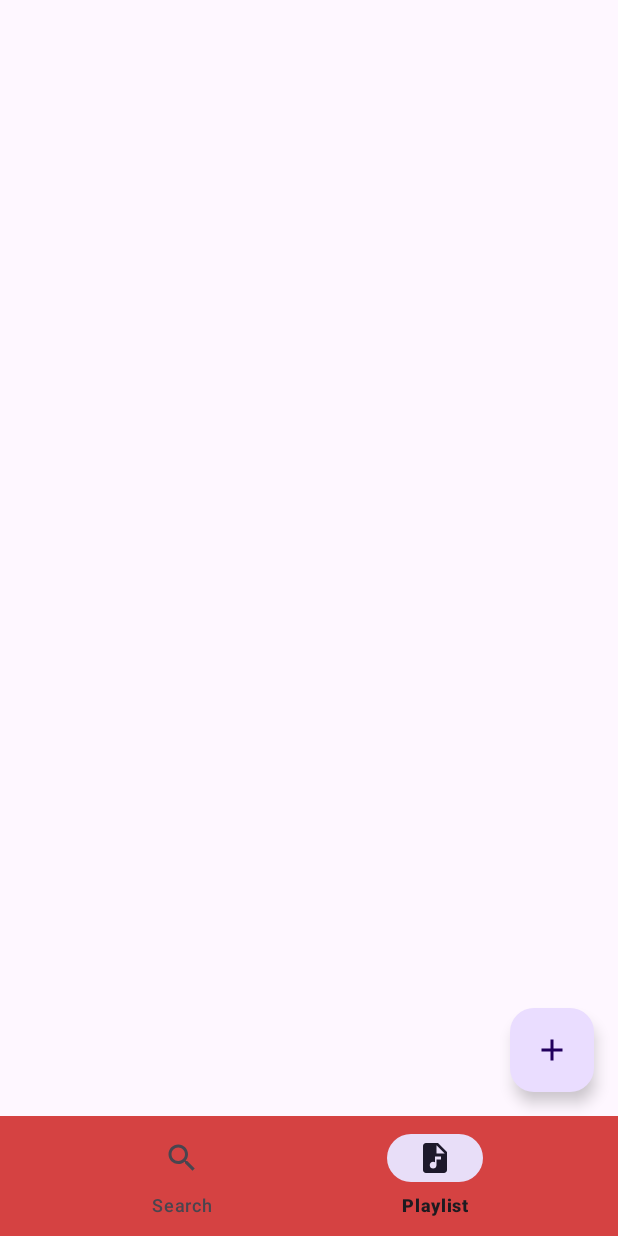
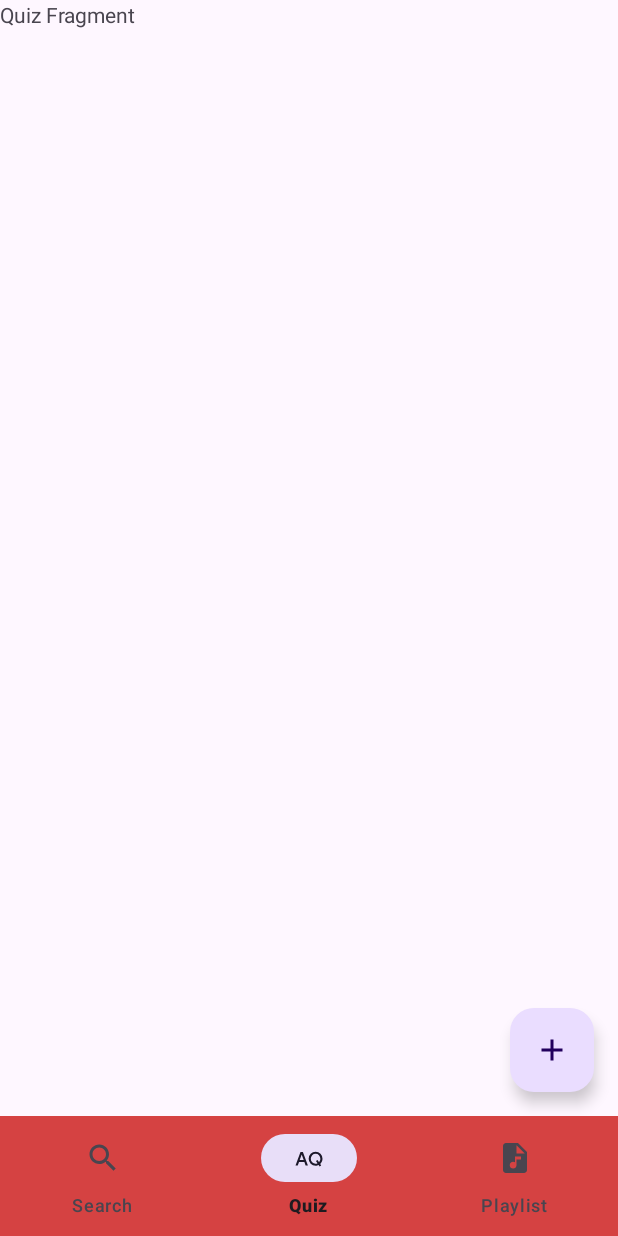
Before and after one commit to AntonHarzhanau/Mobile-Quiz, an Android app: the screen it shows after launch (MainActivity), item 2 of the bottom bar chosen, on a phone screen of 412 x 824 dp. Run offline under Robolectric (Android 15) with nearby library versions, the phone set to English and light mode, and no system bars; our stand-ins replace Room's generated code, Timber, navigation-ui; pictures from the network do not load.

Commit message:
added quiz btn, db

```diff
--- a/app/src/main/java/com/example/musicalquizz/db/AppDatabase.kt
+++ b/app/src/main/java/com/example/musicalquizz/db/AppDatabase.kt
@@ -6,16 +6,19 @@ import androidx.room.Room
 import androidx.room.RoomDatabase
 import com.example.musicalquizz.db.dao.PlaylistDao
 import com.example.musicalquizz.db.dao.PlaylistTrackDao
+import com.example.musicalquizz.db.dao.QuizDao
 import com.example.musicalquizz.db.entities.PlaylistEntity
 import com.example.musicalquizz.db.entities.PlaylistTrackEntity
+import com.example.musicalquizz.db.entities.QuizEntity
 
 @Database(
-    entities = [PlaylistEntity::class, PlaylistTrackEntity::class],
+    entities = [PlaylistEntity::class, PlaylistTrackEntity::class, QuizEntity::class],
     version = 1
 )
 abstract class AppDatabase : RoomDatabase() {
     abstract fun playlistDao(): PlaylistDao
     abstract fun playlistTrackDao(): PlaylistTrackDao
+    abstract fun quizDao(): QuizDao
 
     companion object {
         // singleton Room database
--- /dev/null
+++ b/app/src/main/java/com/example/musicalquizz/db/dao/QuizDao.kt
@@ -0,0 +1,27 @@
+package com.example.musicalquizz.db.dao
+
+import androidx.lifecycle.LiveData
+import androidx.room.Dao
+import androidx.room.Delete
+import androidx.room.Insert
+import androidx.room.OnConflictStrategy
+import androidx.room.Query
+import com.example.musicalquizz.db.entities.QuizEntity
+
+@Dao
+interface QuizDao {
+    @Query("SELECT * FROM quizzes")
+    fun getAll(): LiveData<List<QuizEntity>>
+
+    @Insert(onConflict = OnConflictStrategy.ABORT)
+    suspend fun insert(quiz: QuizEntity): Long
+
+    @Delete
+    suspend fun delete(quiz: QuizEntity)
+
+    @Query("SELECT * FROM quizzes WHERE id = :id")
+    fun getById(id: Long): LiveData<QuizEntity?>
+
+    @Query("SELECT * FROM quizzes WHERE id = :id")
+    suspend fun getEntityById(id: Long): QuizEntity?
+}
--- /dev/null
+++ b/app/src/main/java/com/example/musicalquizz/db/repository/QuizRepository.kt
@@ -0,0 +1,19 @@
+package com.example.musicalquizz.db.repository
+
+import com.example.musicalquizz.db.dao.QuizDao
+import com.example.musicalquizz.db.entities.QuizEntity
+import com.example.musicalquizz.model.Quiz
+
+class QuizRepository(private val dao: QuizDao){
+    val quizzes = dao.getAll()
+
+    suspend fun createQuiz(entity: QuizEntity): Long =
+        dao.insert(entity)
+
+    suspend fun deleteQuiz(entity: QuizEntity) =
+        dao.delete(entity)
+
+    fun getQuizLive(id: Long) = dao.getById(id)
+
+    suspend fun getQuizEntity(id: Long) = dao.getEntityById(id)
+}
--- /dev/null
+++ b/app/src/main/java/com/example/musicalquizz/ui/fragments/CreateQuizFragment.java
@@ -0,0 +1,6 @@
+package com.example.musicalquizz.ui.fragments;
+
+import androidx.fragment.app.Fragment;
+
+public class CreateQuizFragment extends Fragment {
+}
--- /dev/null
+++ b/app/src/main/java/com/example/musicalquizz/ui/fragments/QuizDetailFragment.java
@@ -0,0 +1,6 @@
+package com.example.musicalquizz.ui.fragments;
+
+import androidx.fragment.app.Fragment;
+
+public class QuizDetailFragment extends Fragment {
+}
--- /dev/null
+++ b/app/src/main/java/com/example/musicalquizz/ui/fragments/QuizListFragment.kt
@@ -0,0 +1,77 @@
+package com.example.musicalquizz.ui.fragments
+
+import android.os.Bundle
+import android.view.LayoutInflater
+import android.view.View
+import android.view.ViewGroup
+import androidx.appcompat.app.AlertDialog
+import androidx.appcompat.widget.PopupMenu
+import androidx.fragment.app.Fragment
+import androidx.fragment.app.viewModels
+import androidx.navigation.fragment.findNavController
+import androidx.recyclerview.widget.GridLayoutManager
+import com.example.musicalquizz.R
+import com.example.musicalquizz.adapter.QuizAdapter
+import com.example.musicalquizz.databinding.FragmentQuizListBinding
+import com.example.musicalquizz.db.entities.QuizEntity
+import com.example.musicalquizz.viewmodel.QuizViewModel
+import kotlin.getValue
+
+class QuizListFragment : Fragment() {
+    private var _binding: FragmentQuizListBinding? = null
+    private val binding get() = _binding!!
+    private val vm: QuizViewModel by viewModels() // или activityViewModels()
+
+    override fun onCreateView(inflater: LayoutInflater, c: ViewGroup?, s: Bundle?) =
+        FragmentQuizListBinding.inflate(inflater, c, false).also { _binding = it }.root
+
+    override fun onViewCreated(view: View, savedInstanceState: Bundle?) {
+        super.onViewCreated(view, savedInstanceState)
+
+        // Поддержка GridLayoutManager spanCount = 2
+        binding.rvQuizzes.layoutManager = GridLayoutManager(requireContext(), 2)
+
+        vm.quizzes.observe(viewLifecycleOwner) { quizzes ->
+            binding.rvQuizzes.adapter = QuizAdapter(quizzes,
+                onClick = { quiz ->
+                    // навигация к деталям
+                    val action = QuizListFragmentDirections
+                        .actionQuizListFragmentToQuizDetailFragment(quiz.id)
+                    findNavController().navigate(action)
+                },
+                onLongClick = { view, quiz ->
+                    showPopupMenu(view, quiz)
+                }
+            )
+        }
+
+        binding.fabAddQuiz.setOnClickListener {
+            // открыть фрагмент/диалог создания квиза
+            findNavController().navigate(R.id.createQuizFragment)
+        }
+    }
+
+    private fun showPopupMenu(anchor: View, quiz: QuizEntity) {
+        PopupMenu(requireContext(), anchor).apply {
+            inflate(R.menu.menu_quiz_item) // с пунктом удалить
+            setOnMenuItemClickListener { menuItem ->
+                if (menuItem.itemId == R.id.action_delete_quiz) {
+                    AlertDialog.Builder(requireContext())
+                        .setTitle("Удалить квиз?")
+                        .setMessage("Вы уверены, что хотите удалить «${quiz.title}»?")
+                        .setPositiveButton("Да") { _, _ ->
+                            vm.deleteQuiz(quiz)
+                        }
+                        .setNegativeButton("Отмена", null)
+                        .show()
+                    true
+                } else false
+            }
+        }.show()
+    }
+
+    override fun onDestroyView() {
+        super.onDestroyView()
+        _binding = null
+    }
+}
--- /dev/null
+++ b/app/src/main/java/com/example/musicalquizz/viewmodel/QuizViewModel.kt
@@ -0,0 +1,49 @@
+package com.example.musicalquizz.viewmodel
+
+import android.app.Application
+import androidx.lifecycle.*
+import com.example.musicalquizz.db.AppDatabase
+import com.example.musicalquizz.db.entities.QuizEntity
+import com.example.musicalquizz.db.repository.QuizRepository
+import com.example.musicalquizz.model.Quiz
+import kotlinx.coroutines.Dispatchers
+import kotlinx.coroutines.launch
+
+class QuizViewModel(app: Application) : AndroidViewModel(app) {
+    private val repo: QuizRepository
+
+    val quizzes: LiveData<List<QuizEntity>>
+    val quizDetail = MutableLiveData<QuizEntity?>()
+
+    init {
+        val dao = AppDatabase.getInstance(app).quizDao()
+        repo = QuizRepository(dao)
+        quizzes = repo.quizzes
+    }
+
+    fun loadQuiz(id: Long) {
+        viewModelScope.launch(Dispatchers.IO) {
+            val q = repo.getQuizEntity(id)
+            quizDetail.postValue(q)
+        }
+    }
+
+    fun createQuiz(coverUri: String, title: String, albumName: String, questionCount: Int) {
+        viewModelScope.launch(Dispatchers.IO) {
+            repo.createQuiz(
+                QuizEntity(
+                    coverUri = coverUri,
+                    title = title,
+                    albumName = albumName,
+                    questionCount = questionCount
+                )
+            )
+        }
+    }
+
+    fun deleteQuiz(entity: QuizEntity) {
+        viewModelScope.launch(Dispatchers.IO) {
+            repo.deleteQuiz(entity)
+        }
+    }
+}
--- /dev/null
+++ b/app/src/main/res/drawable/ic_quiz.xml
@@ -0,0 +1,5 @@
+<vector xmlns:android="http://schemas.android.com/apk/res/android" android:height="24dp" android:tint="#000000" android:viewportHeight="960" android:viewportWidth="960" android:width="24dp">
+
+    <path android:fillColor="@android:color/white" android:pathData="M763,706L737,667Q718,676 698,680.5Q678,685 657,685Q579,685 525,631Q471,577 471,499Q471,422 525,367.5Q579,313 656,313Q733,313 786.5,367.5Q840,422 840,499Q840,539 824,575Q808,611 779,638L805,677L763,706ZM120,677L253,321L317,321L451,677L389,677L357,586L214,586L181,677L120,677ZM656,633Q670,633 682.5,630Q695,627 707,622L665,560L708,532L748,592Q765,573 774,549Q783,525 783,499Q783,444 746.5,404.5Q710,365 656,365Q602,365 565,404.5Q528,444 528,499Q528,554 565,593.5Q602,633 656,633ZM232,534L338,534L287,390L283,390L232,534Z"/>
+
+</vector>
--- /dev/null
+++ b/app/src/main/res/layout/fragment_quiz_list.xml
@@ -0,0 +1,37 @@
+<androidx.constraintlayout.widget.ConstraintLayout xmlns:android="http://schemas.android.com/apk/res/android"
+    xmlns:app="http://schemas.android.com/apk/res-auto"
+    xmlns:tools="http://schemas.android.com/tools"
+    android:layout_width="match_parent"
+    android:layout_height="match_parent">
+
+    <androidx.recyclerview.widget.RecyclerView
+        android:id="@+id/rvQuizzes"
+        android:layout_width="0dp"
+        android:layout_height="0dp"
+        android:padding="8dp"
+        app:layoutManager="androidx.recyclerview.widget.GridLayoutManager"
+        app:layout_constraintBottom_toBottomOf="parent"
+        app:layout_constraintEnd_toEndOf="parent"
+        app:layout_constraintStart_toStartOf="parent"
+        app:layout_constraintTop_toBottomOf="@id/textView2"
+        app:spanCount="2" />
+
+    <com.google.android.material.floatingactionbutton.FloatingActionButton
+        android:id="@+id/fabAddQuiz"
+        android:layout_width="wrap_content"
+        android:layout_height="wrap_content"
+        android:layout_margin="16dp"
+        android:contentDescription="@string/create_quiz"
+        app:layout_anchorGravity="bottom|end"
+        app:layout_constraintBottom_toBottomOf="parent"
+        app:layout_constraintEnd_toEndOf="parent"
+        app:srcCompat="@drawable/ic_add" />
+
+    <TextView
+        android:id="@+id/textView2"
+        android:layout_width="wrap_content"
+        android:layout_height="wrap_content"
+        android:text="Quiz Fragment"
+        app:layout_constraintStart_toStartOf="parent"
+        app:layout_constraintTop_toTopOf="parent" />
+</androidx.constraintlayout.widget.ConstraintLayout>
--- a/app/src/main/res/menu/button_nav_menu.xml
+++ b/app/src/main/res/menu/button_nav_menu.xml
@@ -1,23 +1,20 @@
 <?xml version="1.0" encoding="utf-8"?>
 <menu xmlns:android="http://schemas.android.com/apk/res/android">
-<!--    <item-->
-<!--        android:id="@+id/btn_nav_home"-->
-<!--        android:icon="@drawable/ic_home"-->
-<!--        android:title="@string/Home"-->
-<!--        android:orderInCategory="1"-->
-<!--        />-->
+
     <item
         android:id="@+id/searchFragment"
         android:icon="@drawable/ic_search"
         android:title="@string/Search"
         android:orderInCategory="2"
         />
-<!--    <item-->
-<!--        android:id="@+id/btn_nav_settings"-->
-<!--        android:icon="@drawable/ic_settings"-->
-<!--        android:title="@string/Settings"-->
-<!--        android:orderInCategory="3"-->
-<!--    />-->
+
+    <item
+        android:id="@+id/quizListFragment"
+        android:icon="@drawable/ic_quiz"
+        android:title="@string/menu_quiz_btn"
+        android:orderInCategory="3"
+        />
+
     <item
         android:id="@+id/playlistFragment"
         android:icon="@drawable/ic_playlist"
--- a/app/src/main/res/menu/menu_playlist_item.xml
+++ b/app/src/main/res/menu/menu_playlist_item.xml
@@ -1,6 +1,6 @@
 <?xml version="1.0" encoding="utf-8"?>
 <menu xmlns:android="http://schemas.android.com/apk/res/android">
     <item android:id="@+id/action_edit"     android:title="Изменить"/>
-    <item android:id="@+id/action_delete"   android:title="Удалить"/>
+    <item android:id="@+id/action_delete"   android:title="@string/delete"/>
     <item android:id="@+id/action_create_quiz" android:title="Создать квиз"/>
 </menu>
--- /dev/null
+++ b/app/src/main/res/menu/menu_quiz_item.xml
@@ -0,0 +1,5 @@
+<menu xmlns:android="http://schemas.android.com/apk/res/android">
+    <item
+        android:id="@+id/action_delete_quiz"
+        android:title="@string/delete" />
+</menu>
--- a/app/src/main/res/navigation/navigation_graph.xml
+++ b/app/src/main/res/navigation/navigation_graph.xml
@@ -108,5 +108,32 @@
         </action>
     </fragment>
 
+    <fragment
+        android:id="@+id/quizListFragment"
+        android:name="com.example.musicalquizz.ui.fragments.QuizListFragment">
+        <!-- действие к деталям квиза -->
+        <action
+            android:id="@+id/action_quizListFragment_to_quizDetailFragment"
+            app:destination="@id/quizDetailFragment">
+            <argument
+                android:name="quizId"
+                app:argType="long" />
+        </action>
+        <!-- действие к экрану создания -->
+        <action
+            android:id="@+id/action_quizListFragment_to_createQuizFragment"
+            app:destination="@id/createQuizFragment" />
+    </fragment>
+
+    <fragment
+        android:id="@+id/quizDetailFragment"
+        android:name="com.example.musicalquizz.ui.fragments.QuizDetailFragment">
+        <argument android:name="quizId" app:argType="long"/>
+    </fragment>
+
+    <fragment
+        android:id="@+id/createQuizFragment"
+        android:name="com.example.musicalquizz.ui.fragments.CreateQuizFragment" />
+
 
 </navigation>
--- a/app/src/main/res/values/strings.xml
+++ b/app/src/main/res/values/strings.xml
@@ -9,5 +9,9 @@
     <string name="btn_search_text">Search</string>
     <string name="search_results_description">Search Result</string>
     <string name="create_playlist">Create Playlist</string>
+    <string name="menu_quiz_btn">Quiz</string>
+    <string name="create_quiz_btn">Create Quiz</string>
+    <string name="delete">Delete</string>
+    <string name="create_quiz">Create Quiz</string>
 
 </resources>
```
Also changed, not shown: app/src/main/java/com/example/musicalquizz/adapter/QuizAdapter.kt (added, +54 -0 lines), app/src/main/java/com/example/musicalquizz/db/entities/QuizEntity.kt (added, +13 -0 lines), app/src/main/java/com/example/musicalquizz/model/Quiz.kt (+7 -2 lines), app/src/main/res/layout/item_quiz.xml (added, +41 -0 lines).
